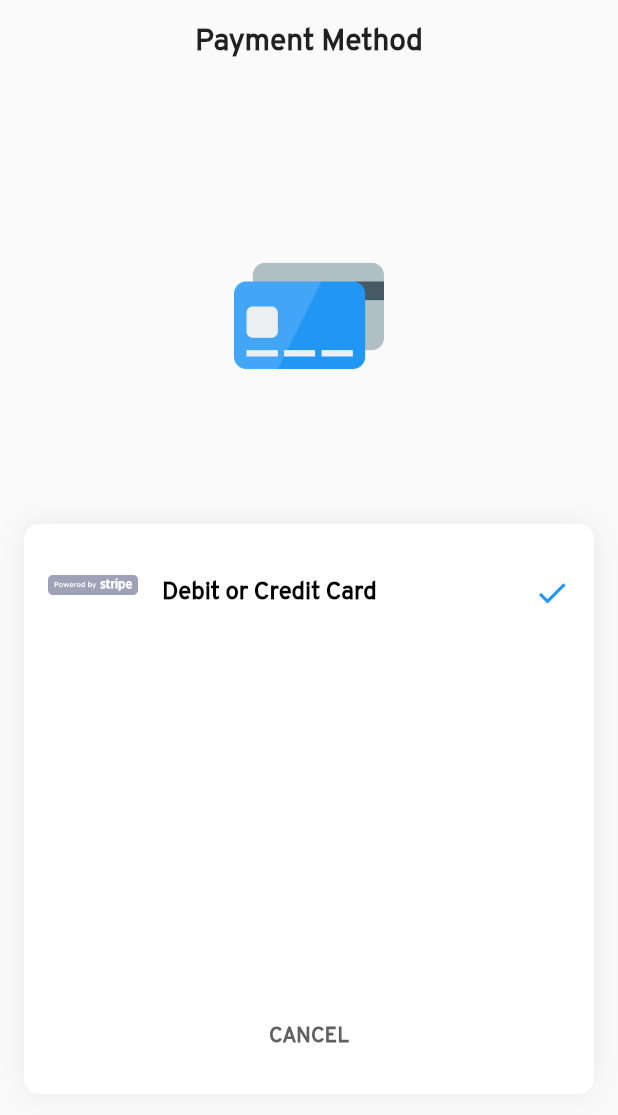
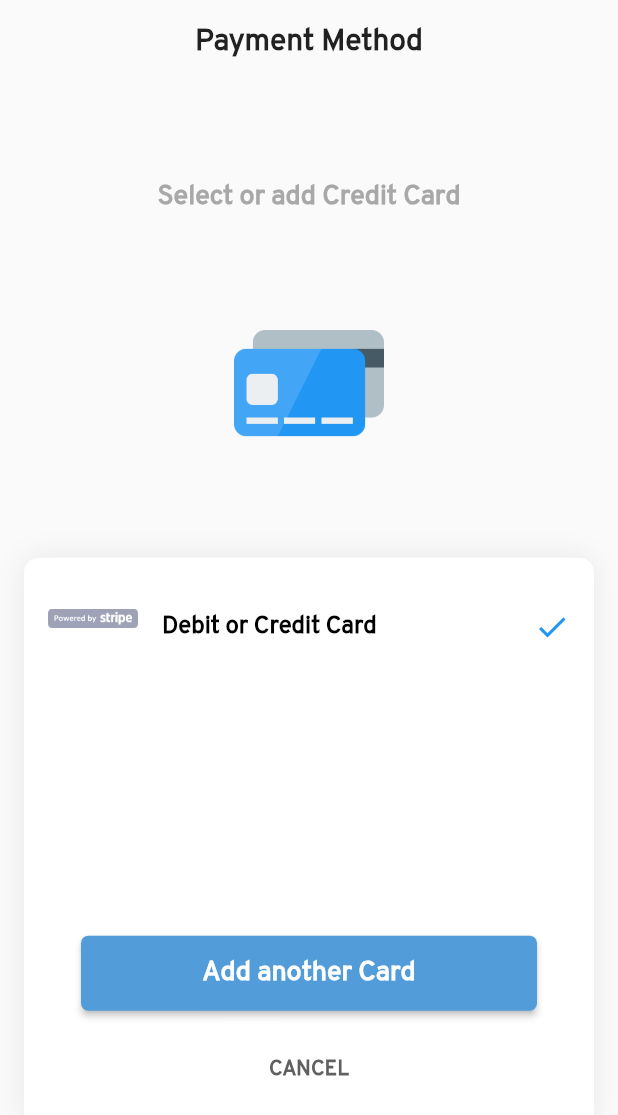
Before and after one commit to Sophie627/flutter-woosignal, a Flutter app: the CheckoutPaymentTypePage screen opened by its route, on a phone screen of 412 x 824 dp. Shown: the top 1115 px of the screen. Run offline on Flutter 3.47's test engine with Material 2 defaults, Android fonts, the phone set to English and light mode, and no system bars; our stand-ins replace auto_size_text, bubble_tab_indicator, cached_network_image, flutter_credit_card, flutter_html, flutter_money_formatter and 7 more; missing offline and left inert: edge_alert, flutter_web_browser, platform_alert_dialog, razorpay_flutter, status_alert, woosignal and 2 more; accounts and stored records are empty; Roboto replaces fonts that are missing (RobotoMono).

Commit message:
create credit card input page

```diff
--- a/lib/pages/checkout_payment_type.dart
+++ b/lib/pages/checkout_payment_type.dart
@@ -11,6 +11,7 @@
 import 'package:flutter/material.dart';
 import 'package:label_storemax/helpers/tools.dart';
 import 'package:label_storemax/models/checkout_session.dart';
+import 'package:label_storemax/pages/credit_card_input.dart';
 import 'package:label_storemax/widgets/buttons.dart';
 import 'package:label_storemax/widgets/woosignal_ui.dart';
 
@@ -56,6 +57,11 @@ class _CheckoutPaymentTypePageState extends State<CheckoutPaymentTypePage> {
               crossAxisAlignment: CrossAxisAlignment.start,
               mainAxisAlignment: MainAxisAlignment.spaceEvenly,
               children: <Widget>[
+                Center(
+                  child: Text("Select or add Credit Card",
+                    style: Theme.of(context).primaryTextTheme.bodyText2,
+                  ),
+                ),
                 Padding(
                   child: Center(
                     child: Image(
@@ -63,7 +69,7 @@ class _CheckoutPaymentTypePageState extends State<CheckoutPaymentTypePage> {
                         fit: BoxFit.fitHeight,
                         height: 100),
                   ),
-                  padding: EdgeInsets.only(top: 20),
+                  padding: EdgeInsets.only(top: 0),
                 ),
                 SizedBox(
                   child: Container(
@@ -106,6 +112,25 @@ class _CheckoutPaymentTypePageState extends State<CheckoutPaymentTypePage> {
                             ),
                           ),
                         ),
+                        Container(
+                          height: 50.0,
+                          padding: EdgeInsets.symmetric(horizontal: 30.0),
+                          child: RaisedButton(
+                            onPressed: () {
+                              Navigator.push (
+                                context,
+                                MaterialPageRoute(builder: (context) => CreditCardInputPage()),
+                              );
+                            },
+                            child: Text('Add another Card',
+                              style: TextStyle(
+                                color: Colors.white,
+                                fontSize: 18.0,
+                                fontWeight: FontWeight.bold,
+                              ),
+                            ),
+                          ),
+                        ),
                         wsLinkButton(
                           context,
                           title: trans(context, "CANCEL"),
--- a/pubspec.yaml
+++ b/pubspec.yaml
@@ -49,6 +49,7 @@ dependencies:
   html: ^0.14.0+3
   flutter_staggered_grid_view: ^0.3.1
   flutter_html: ^1.0.2
+  flutter_credit_card: ^0.1.3
   flutter:
     sdk: flutter
 
```
Also changed, not shown: lib/pages/credit_card_input.dart (added, +58 -0 lines), pubspec.lock.
